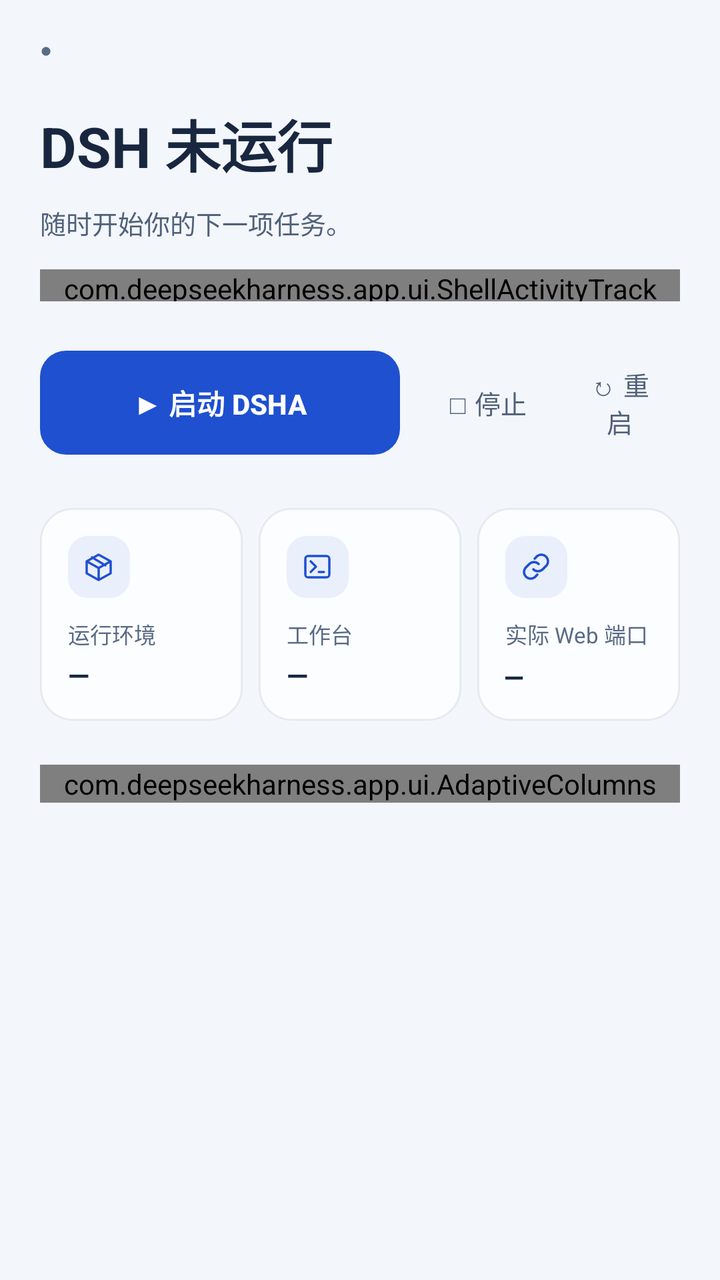
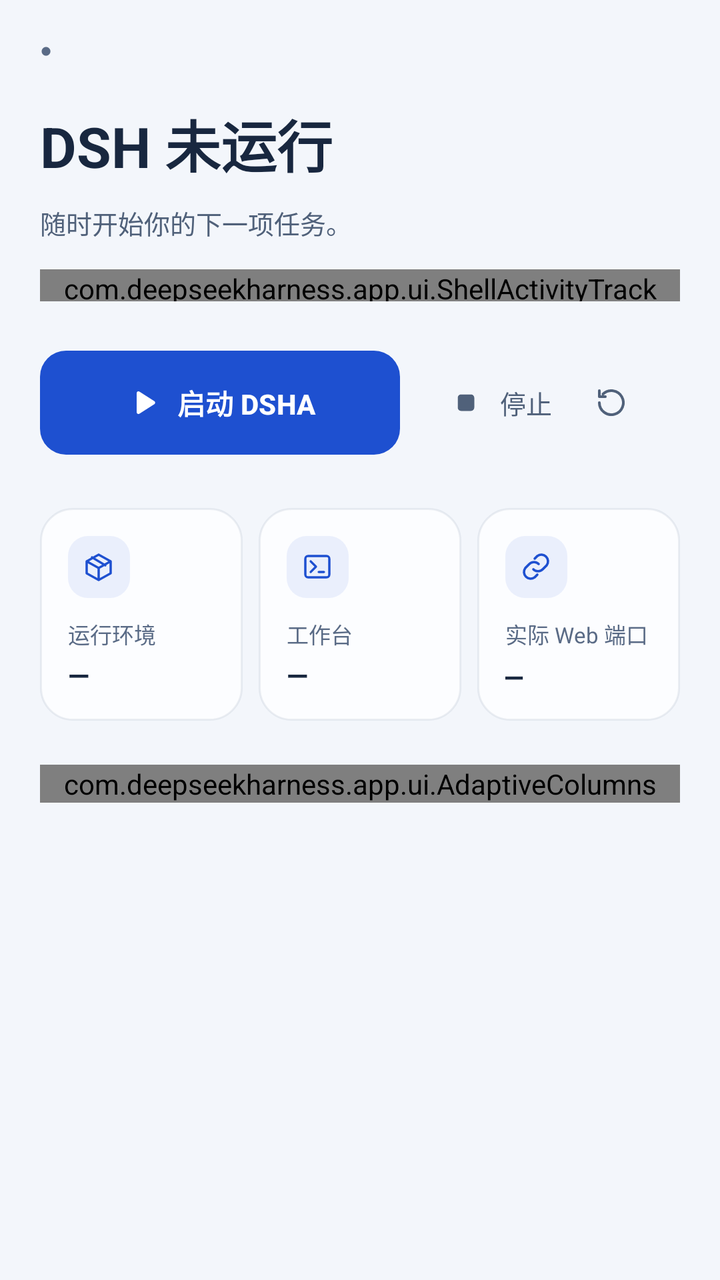

The first picture is an Android layout as it rendered before a commit; the second is the same layout after the commit. The layout source and the unified diff follow.
<!-- AndroidManifest.xml: application theme Theme.DeepseekHarness -->
<!-- res/layout/fragment_launch.xml -->
<?xml version='1.0' encoding='utf-8'?>
<FrameLayout xmlns:android="http://schemas.android.com/apk/res/android" xmlns:app="http://schemas.android.com/apk/res-auto" android:layout_width="match_parent" android:layout_height="match_parent" android:background="@color/shell_bg">

  <ScrollView android:id="@+id/launch_panel" android:layout_width="match_parent" android:layout_height="match_parent" android:background="@color/shell_bg" android:fillViewport="true" android:overScrollMode="ifContentScrolls">

    <LinearLayout android:id="@+id/launch_sections" android:layout_width="match_parent" android:layout_height="wrap_content" android:orientation="vertical" android:paddingStart="@dimen/shell_launch_page_pad" android:paddingTop="@dimen/shell_launch_page_top" android:paddingEnd="@dimen/shell_launch_page_pad" android:paddingBottom="@dimen/shell_launch_page_bottom">

      
      <LinearLayout android:layout_width="match_parent" android:layout_height="wrap_content" android:gravity="center_vertical" android:orientation="horizontal">
        <TextView android:id="@+id/launch_run_dot" style="@style/ShellLaunchDot" android:layout_width="wrap_content" android:layout_height="wrap_content" android:importantForAccessibility="no" android:text="@string/ui_status_dot" />
        <TextView android:id="@+id/launch_eyebrow" style="@style/ShellLaunchEyebrow" android:layout_width="0dp" android:layout_height="wrap_content" android:layout_marginStart="7dp" android:layout_weight="1" />
      </LinearLayout>

      
      <LinearLayout android:id="@+id/launch_hero" android:layout_width="match_parent" android:layout_height="wrap_content" android:layout_marginTop="20dp" android:gravity="center_vertical" android:orientation="horizontal">

        <LinearLayout android:id="@+id/launch_actions" android:layout_width="0dp" android:layout_height="wrap_content" android:layout_weight="1" android:orientation="vertical">

          <TextView android:id="@+id/launch_run_state" style="@style/ShellLaunchTitle" android:layout_width="match_parent" android:layout_height="wrap_content" android:accessibilityHeading="true" android:accessibilityLiveRegion="polite" android:text="@string/ui2_stopped" />

          <TextView android:id="@+id/launch_subtitle" style="@style/ShellLaunchDescription" android:layout_width="match_parent" android:layout_height="wrap_content" android:layout_marginTop="10dp" android:text="@string/ui2_launch_hint" />

          <com.deepseekharness.app.ui.ShellActivityTrack android:id="@+id/launch_activity" android:layout_width="match_parent" android:layout_height="@dimen/shell_launch_activity_height" android:layout_marginTop="14dp" android:importantForAccessibility="no" />

          <TextView android:id="@+id/launch_status" style="@style/ShellLaunchMeta" android:layout_width="match_parent" android:layout_height="wrap_content" android:layout_marginTop="8dp" android:accessibilityLiveRegion="polite" android:text="" android:visibility="gone" />

          
          <LinearLayout android:id="@+id/launch_controls" android:layout_width="match_parent" android:layout_height="wrap_content" android:layout_marginTop="20dp" android:gravity="center_vertical" android:orientation="horizontal">
            <androidx.appcompat.widget.AppCompatButton android:id="@+id/launch_start" style="@style/ShellLaunchPrimary" android:layout_width="wrap_content" android:layout_height="wrap_content" android:minWidth="180dp" android:paddingStart="24dp" android:paddingEnd="24dp" android:text="@string/ui2_start" />
            <LinearLayout android:id="@+id/launch_quiet_controls" android:layout_width="wrap_content" android:layout_height="wrap_content" android:layout_marginStart="12dp" android:gravity="center_vertical" android:orientation="horizontal">
              <androidx.appcompat.widget.AppCompatButton android:id="@+id/launch_stop" style="@style/ShellLaunchQuiet" android:layout_width="wrap_content" android:layout_height="wrap_content" android:text="@string/ui2_stop" />
              <androidx.appcompat.widget.AppCompatButton android:id="@+id/launch_open" style="@style/ShellLaunchQuiet" android:layout_width="wrap_content" android:layout_height="wrap_content" android:layout_marginStart="4dp" android:text="@string/ui2_restart" />
            </LinearLayout>
          </LinearLayout>
        </LinearLayout>

        
        <FrameLayout android:id="@+id/launch_art" android:layout_width="116dp" android:layout_height="140dp" android:layout_marginStart="24dp" android:importantForAccessibility="noHideDescendants" android:visibility="gone">
          <View android:id="@+id/launch_art_ring" android:layout_width="98dp" android:layout_height="93dp" android:layout_gravity="center" android:background="@drawable/bg_launch_art_ring" android:rotation="13" />
          <FrameLayout android:layout_width="65dp" android:layout_height="65dp" android:layout_gravity="center" android:background="@drawable/bg_launch_art_core">
            <ImageView android:layout_width="34dp" android:layout_height="34dp" android:layout_gravity="center" android:contentDescription="@null" android:src="@drawable/ic_terminal" app:tint="@color/shell_accent" />
          </FrameLayout>
        </FrameLayout>
      </LinearLayout>

      
      <LinearLayout android:id="@+id/launch_metrics" android:layout_width="match_parent" android:layout_height="wrap_content" android:layout_marginTop="@dimen/shell_launch_section_gap" android:orientation="horizontal">

        <LinearLayout style="@style/ShellLaunchMetric" android:layout_width="0dp" android:layout_height="wrap_content" android:layout_weight="1">
          <FrameLayout android:layout_width="31dp" android:layout_height="31dp" android:background="@drawable/bg_launch_tile">
            <ImageView android:layout_width="16dp" android:layout_height="16dp" android:layout_gravity="center" android:contentDescription="@null" android:importantForAccessibility="no" android:src="@drawable/ic_ui2_box" app:tint="@color/shell_accent" />
          </FrameLayout>
          <TextView style="@style/ShellLaunchRailLabel" android:layout_width="match_parent" android:layout_height="wrap_content" android:text="@string/ui2_environment" />
          <TextView android:id="@+id/launch_environment" style="@style/ShellLaunchRailValue" android:layout_width="match_parent" android:layout_height="wrap_content" android:text="@string/ui_status_unavailable" />
        </LinearLayout>

        <LinearLayout style="@style/ShellLaunchMetric" android:layout_width="0dp" android:layout_height="wrap_content" android:layout_marginStart="8dp" android:layout_weight="1">
          <FrameLayout android:layout_width="31dp" android:layout_height="31dp" android:background="@drawable/bg_launch_tile">
            <ImageView android:layout_width="16dp" android:layout_height="16dp" android:layout_gravity="center" android:contentDescription="@null" android:importantForAccessibility="no" android:src="@drawable/ic_terminal" app:tint="@color/shell_accent" />
          </FrameLayout>
          <TextView style="@style/ShellLaunchRailLabel" android:layout_width="match_parent" android:layout_height="wrap_content" android:text="@string/ui2_workspace" />
          <TextView android:id="@+id/launch_workbench" style="@style/ShellLaunchRailValue" android:layout_width="match_parent" android:layout_height="wrap_content" android:text="@string/ui_status_unavailable" />
        </LinearLayout>

        <LinearLayout style="@style/ShellLaunchMetric" android:layout_width="0dp" android:layout_height="wrap_content" android:layout_marginStart="8dp" android:layout_weight="1">
          <FrameLayout android:layout_width="31dp" android:layout_height="31dp" android:background="@drawable/bg_launch_tile">
            <ImageView android:layout_width="16dp" android:layout_height="16dp" android:layout_gravity="center" android:contentDescription="@null" android:importantForAccessibility="no" android:src="@drawable/ic_ui_link" app:tint="@color/shell_accent" />
          </FrameLayout>
          <TextView style="@style/ShellLaunchRailLabel" android:layout_width="match_parent" android:layout_height="wrap_content" android:text="@string/ui2_port" />
          <TextView android:id="@+id/launch_port" style="@style/ShellLaunchRailValue" android:layout_width="match_parent" android:layout_height="wrap_content" android:fontFamily="monospace" android:text="@string/ui_status_unavailable" />
        </LinearLayout>
      </LinearLayout>

      
      <com.deepseekharness.app.ui.AdaptiveColumns android:id="@+id/launch_bottom" android:layout_width="match_parent" android:layout_height="wrap_content" android:layout_marginTop="@dimen/shell_launch_section_gap">

        <LinearLayout android:layout_width="match_parent" android:layout_height="wrap_content" android:orientation="vertical">
          <TextView android:id="@+id/launch_shortcuts_title" style="@style/ShellLaunchSectionTitle" android:layout_width="match_parent" android:layout_height="wrap_content" android:layout_marginBottom="6dp" android:gravity="center_vertical" android:minHeight="@dimen/shell_launch_pill_height" android:text="@string/ui2_shortcuts" />

          <LinearLayout android:id="@+id/launch_shortcuts" android:layout_width="match_parent" android:layout_height="wrap_content" android:orientation="vertical">

            <TextView android:id="@+id/launch_terminal_row" style="@style/ShellLaunchRow" android:layout_width="match_parent" android:layout_height="wrap_content" android:drawableStart="@drawable/ic_terminal" android:drawableEnd="@drawable/ic_ui2_chevron" android:drawablePadding="14dp" android:paddingStart="4dp" android:paddingEnd="4dp" android:text="" />

            <View android:layout_width="match_parent" android:layout_height="1dp" android:background="@color/shell_line" />

            <TextView android:id="@+id/launch_environment_row" style="@style/ShellLaunchRow" android:layout_width="match_parent" android:layout_height="wrap_content" android:drawableStart="@drawable/ic_ui2_box" android:drawableEnd="@drawable/ic_ui2_chevron" android:drawablePadding="14dp" android:paddingStart="4dp" android:paddingEnd="4dp" android:text="" />

            <View android:layout_width="match_parent" android:layout_height="1dp" android:background="@color/shell_line" />

            <LinearLayout android:id="@+id/launch_address" android:layout_width="match_parent" android:layout_height="wrap_content" android:background="?attr/selectableItemBackground" android:clickable="true" android:focusable="true" android:gravity="center_vertical" android:minHeight="@dimen/shell_launch_row_height" android:orientation="horizontal" android:paddingStart="4dp" android:paddingTop="10dp" android:paddingEnd="4dp" android:paddingBottom="10dp">
              <ImageView android:layout_width="20dp" android:layout_height="20dp" android:contentDescription="@null" android:src="@drawable/ic_ui_link" app:tint="@color/shell_text_muted" />
              <LinearLayout android:layout_width="0dp" android:layout_height="wrap_content" android:layout_marginStart="14dp" android:layout_weight="1" android:orientation="vertical">
                <TextView android:layout_width="match_parent" android:layout_height="wrap_content" android:includeFontPadding="false" android:text="@string/ui2_address" android:textColor="@color/shell_text" android:textSize="14sp" />
                <TextView android:layout_width="match_parent" android:layout_height="wrap_content" android:layout_marginTop="4dp" android:includeFontPadding="false" android:text="@string/ui2_address_sub" android:textColor="@color/shell_text_muted" android:textSize="11sp" />
              </LinearLayout>
              <ImageView android:layout_width="16dp" android:layout_height="16dp" android:contentDescription="@null" android:src="@drawable/ic_ui2_chevron" app:tint="@color/shell_text_muted" />
            </LinearLayout>

            <View android:layout_width="match_parent" android:layout_height="1dp" android:background="@color/shell_line" />
          </LinearLayout>
        </LinearLayout>

        
        <LinearLayout android:id="@+id/launch_log_panel" android:layout_width="match_parent" android:layout_height="wrap_content" android:layout_marginTop="@dimen/shell_launch_section_gap" android:orientation="vertical">

          <LinearLayout android:layout_width="match_parent" android:layout_height="wrap_content" android:gravity="center_vertical" android:orientation="horizontal">
            <TextView style="@style/ShellLaunchSectionTitle" android:layout_width="0dp" android:layout_height="wrap_content" android:layout_weight="1" android:text="@string/ui2_logs" />
            <Button android:id="@+id/launch_copy_logs" style="@style/ShellLaunchPillButton" android:layout_width="wrap_content" android:layout_height="wrap_content" android:text="" />
            <Button android:id="@+id/launch_download_logs" style="@style/ShellLaunchPillButton" android:layout_width="wrap_content" android:layout_height="wrap_content" android:layout_marginStart="8dp" android:text="@string/ui_m0046" />
          </LinearLayout>

          <com.deepseekharness.app.ui.LogScrollView android:id="@+id/launch_log_scroll" android:layout_width="match_parent" android:layout_height="@dimen/shell_launch_log_height" android:layout_marginTop="10dp" android:background="@drawable/bg_shell_status" android:fillViewport="true">
            <LinearLayout android:layout_width="match_parent" android:layout_height="wrap_content" android:orientation="vertical" android:padding="12dp">
              <TextView android:id="@+id/lan_addr" android:layout_width="match_parent" android:layout_height="wrap_content" android:includeFontPadding="false" android:text="" android:textColor="@color/shell_accent" android:textIsSelectable="true" android:textSize="11sp" android:visibility="gone" />
              <TextView android:id="@+id/launch_log" style="@style/ShellLaunchLog" android:layout_width="match_parent" android:layout_height="wrap_content" android:text="@string/ui_m0025" />
            </LinearLayout>
          </com.deepseekharness.app.ui.LogScrollView>

          <LinearLayout android:layout_width="match_parent" android:layout_height="wrap_content" android:layout_marginTop="8dp" android:gravity="center_vertical" android:orientation="horizontal">
            <TextView android:id="@+id/launch_follow_logs" style="@style/ShellLaunchPill" android:layout_width="wrap_content" android:layout_height="wrap_content" android:text="" />
            <TextView android:id="@+id/launch_latest_button" style="@style/ShellLaunchLatest" android:layout_width="wrap_content" android:layout_height="wrap_content" android:layout_marginStart="8dp" android:text="" android:visibility="gone" />
          </LinearLayout>

          <LinearLayout android:layout_width="match_parent" android:layout_height="wrap_content" android:layout_marginTop="12dp" android:gravity="center_vertical" android:orientation="horizontal">
            <androidx.appcompat.widget.AppCompatButton android:id="@+id/launch_safe" style="@style/ShellLaunchSecondary" android:layout_width="0dp" android:layout_height="wrap_content" android:layout_weight="1" android:text="@string/ui_m0007" />
            <androidx.appcompat.widget.AppCompatButton android:id="@+id/launch_recovery" style="@style/ShellLaunchSecondary" android:layout_width="0dp" android:layout_height="wrap_content" android:layout_marginStart="@dimen/shell_launch_control_gap" android:layout_weight="1" android:text="@string/ui_m0011" />
          </LinearLayout>
        </LinearLayout>
      </com.deepseekharness.app.ui.AdaptiveColumns>
    </LinearLayout>
  </ScrollView>

  <FrameLayout android:id="@+id/launch_web" android:layout_width="match_parent" android:layout_height="match_parent" android:visibility="gone">
    <FrameLayout android:id="@+id/launch_web_box" android:layout_width="match_parent" android:layout_height="match_parent" />
  </FrameLayout>
</FrameLayout>
<!-- resources referenced by this layout -->
<resources>
  <color name="shell_bg">#F3F6FB</color>
  <string name="ui2_logs">启动日志</string>
  <string name="ui2_restart">↻  重启</string>
  <string name="ui2_start">▶  启动 DSHA</string>
  <string name="ui2_stop">□  停止</string>
  <style name="ShellLaunchPrimary" parent="Widget.DSHA.PrimaryButton">
          <item name="android:minHeight">@dimen/shell_launch_primary_height</item>
          <item name="android:minWidth">0dp</item>
          <item name="android:textSize">@dimen/shell_launch_button_text</item>
          <item name="android:textStyle">bold</item>
          <item name="android:textColor">@color/shell_on_accent</item>
          <item name="android:includeFontPadding">false</item>
          <item name="android:gravity">center</item>
          <item name="android:paddingStart">16dp</item>
          <item name="android:paddingEnd">16dp</item>
          <item name="android:paddingTop">12dp</item>
          <item name="android:paddingBottom">12dp</item>
      </style>
  <style name="ShellLaunchQuiet" parent="Widget.DSHA.Button">
          <item name="android:background">@drawable/bg_action_plain</item>
          <item name="android:minHeight">@dimen/touch_min</item>
          <item name="android:minWidth">0dp</item>
          <item name="android:textSize">@dimen/shell_launch_body</item>
          <item name="android:textColor">@color/shell_text_secondary</item>
          <item name="android:includeFontPadding">false</item>
          <item name="android:gravity">center</item>
          <item name="android:paddingStart">12dp</item>
          <item name="android:paddingEnd">12dp</item>
      </style>
  <color name="primary">#1E50D0</color>
  <dimen name="touch_min">44dp</dimen>
  <color name="ripple">#141E50D0</color>
  <dimen name="radius_small">10dp</dimen>
  <color name="accent_on">#FFFFFF</color>
  <color name="raised">#E7EDF6</color>
  <color name="card">#FCFDFF</color>
  <color name="surface">#F3F6FB</color>
  <color name="text">#18273F</color>
  <color name="line">#131D3A60</color>
  <color name="err">#AF404B</color>
  <color name="error_on">#FFFFFF</color>
  <color name="disabled">#E7EDF6</color>
  <dimen name="stroke">1dp</dimen>
  <!-- unchanged entries left out for length: 94 -->
</resources>

<!-- the commit's change to res/layout/fragment_launch.xml (unified diff, before → after) -->
@@ -26,10 +26,10 @@
 
           
           <LinearLayout android:id="@+id/launch_controls" android:layout_width="match_parent" android:layout_height="wrap_content" android:layout_marginTop="20dp" android:gravity="center_vertical" android:orientation="horizontal">
-            <androidx.appcompat.widget.AppCompatButton android:id="@+id/launch_start" style="@style/ShellLaunchPrimary" android:layout_width="wrap_content" android:layout_height="wrap_content" android:minWidth="180dp" android:paddingStart="24dp" android:paddingEnd="24dp" android:text="@string/ui2_start" />
+            <com.google.android.material.button.MaterialButton android:id="@+id/launch_start" app:icon="@drawable/ic_launch_start" style="@style/ShellLaunchPrimary" android:layout_width="wrap_content" android:layout_height="wrap_content" android:minWidth="180dp" android:paddingStart="24dp" android:paddingEnd="24dp" android:text="@string/ui2_start" />
             <LinearLayout android:id="@+id/launch_quiet_controls" android:layout_width="wrap_content" android:layout_height="wrap_content" android:layout_marginStart="12dp" android:gravity="center_vertical" android:orientation="horizontal">
-              <androidx.appcompat.widget.AppCompatButton android:id="@+id/launch_stop" style="@style/ShellLaunchQuiet" android:layout_width="wrap_content" android:layout_height="wrap_content" android:text="@string/ui2_stop" />
-              <androidx.appcompat.widget.AppCompatButton android:id="@+id/launch_open" style="@style/ShellLaunchQuiet" android:layout_width="wrap_content" android:layout_height="wrap_content" android:layout_marginStart="4dp" android:text="@string/ui2_restart" />
+              <com.google.android.material.button.MaterialButton android:id="@+id/launch_stop" app:icon="@drawable/ic_launch_stop" style="@style/ShellLaunchQuiet" android:layout_width="wrap_content" android:layout_height="wrap_content" android:text="@string/ui2_stop" />
+              <com.google.android.material.button.MaterialButton android:id="@+id/launch_open" app:icon="@drawable/ic_plugin_restart" style="@style/ShellLaunchQuiet" android:layout_width="wrap_content" android:layout_height="wrap_content" android:layout_marginStart="4dp" android:text="@string/ui2_restart" />
             </LinearLayout>
           </LinearLayout>
         </LinearLayout>
<!-- resource entries referenced after the edit -->
@@ -1,10 +1,19 @@
 <!-- resources referenced by this layout -->
 <resources>
   <color name="shell_bg">#F3F6FB</color>
+  <!-- drawable ic_launch_start (drawable) -->
+  <?xml version="1.0" encoding="utf-8"?>
+  <vector xmlns:android="http://schemas.android.com/apk/res/android" android:width="24dp" android:height="24dp" android:viewportWidth="24" android:viewportHeight="24"><path android:pathData="M8,5.6v12.8a1.2,1.2 0,0 0,1.8 1l10,-6.4a1.2,1.2 0,0 0,0 -2l-10,-6.4A1.2,1.2 0,0 0,8 5.6z" android:fillColor="#FF000000" /></vector>
+  <!-- drawable ic_launch_stop (drawable) -->
+  <?xml version="1.0" encoding="utf-8"?>
+  <vector xmlns:android="http://schemas.android.com/apk/res/android" android:width="24dp" android:height="24dp" android:viewportWidth="24" android:viewportHeight="24"><path android:pathData="M8.7,6.5h6.6a2.2,2.2 0,0 1,2.2 2.2v6.6a2.2,2.2 0,0 1,-2.2 2.2h-6.6a2.2,2.2 0,0 1,-2.2 -2.2v-6.6a2.2,2.2 0,0 1,2.2 -2.2z" android:fillColor="#FF000000" /></vector>
+  <!-- drawable ic_plugin_restart (drawable) -->
+  <?xml version="1.0" encoding="utf-8"?>
+  <vector xmlns:android="http://schemas.android.com/apk/res/android" android:width="24dp" android:height="24dp" android:viewportWidth="24" android:viewportHeight="24"><path android:pathData="M4,12a8,8 0,1 0,2.4 -5.7M4,4v4h4" android:fillColor="@android:color/transparent" android:strokeColor="#FF000000" android:strokeWidth="1.8" android:strokeLineCap="round" android:strokeLineJoin="round" /></vector>
   <string name="ui2_logs">启动日志</string>
-  <string name="ui2_restart">↻  重启</string>
-  <string name="ui2_start">▶  启动 DSHA</string>
-  <string name="ui2_stop">□  停止</string>
+  <string name="ui2_restart">重启</string>
+  <string name="ui2_start">启动 DSHA</string>
+  <string name="ui2_stop">停止</string>
   <style name="ShellLaunchPrimary" parent="Widget.DSHA.PrimaryButton">
           <item name="android:minHeight">@dimen/shell_launch_primary_height</item>
           <item name="android:minWidth">0dp</item>
@@ -17,6 +26,11 @@
           <item name="android:paddingEnd">16dp</item>
           <item name="android:paddingTop">12dp</item>
           <item name="android:paddingBottom">12dp</item>
+          
+          <item name="iconGravity">textStart</item>
+          <item name="iconSize">@dimen/shell_launch_action_icon</item>
+          <item name="iconPadding">8dp</item>
+          <item name="iconTint">@color/shell_on_accent</item>
       </style>
   <style name="ShellLaunchQuiet" parent="Widget.DSHA.Button">
           <item name="android:background">@drawable/bg_action_plain</item>
@@ -28,8 +42,13 @@
           <item name="android:gravity">center</item>
           <item name="android:paddingStart">12dp</item>
           <item name="android:paddingEnd">12dp</item>
+          <item name="iconGravity">textStart</item>
+          <item name="iconSize">@dimen/shell_launch_action_icon</item>
+          <item name="iconPadding">8dp</item>
+          <item name="iconTint">@color/shell_text_secondary</item>
       </style>
   <color name="primary">#1E50D0</color>
+  <dimen name="shell_launch_action_icon">18dp</dimen>
   <dimen name="touch_min">44dp</dimen>
   <color name="ripple">#141E50D0</color>
   <dimen name="radius_small">10dp</dimen>
